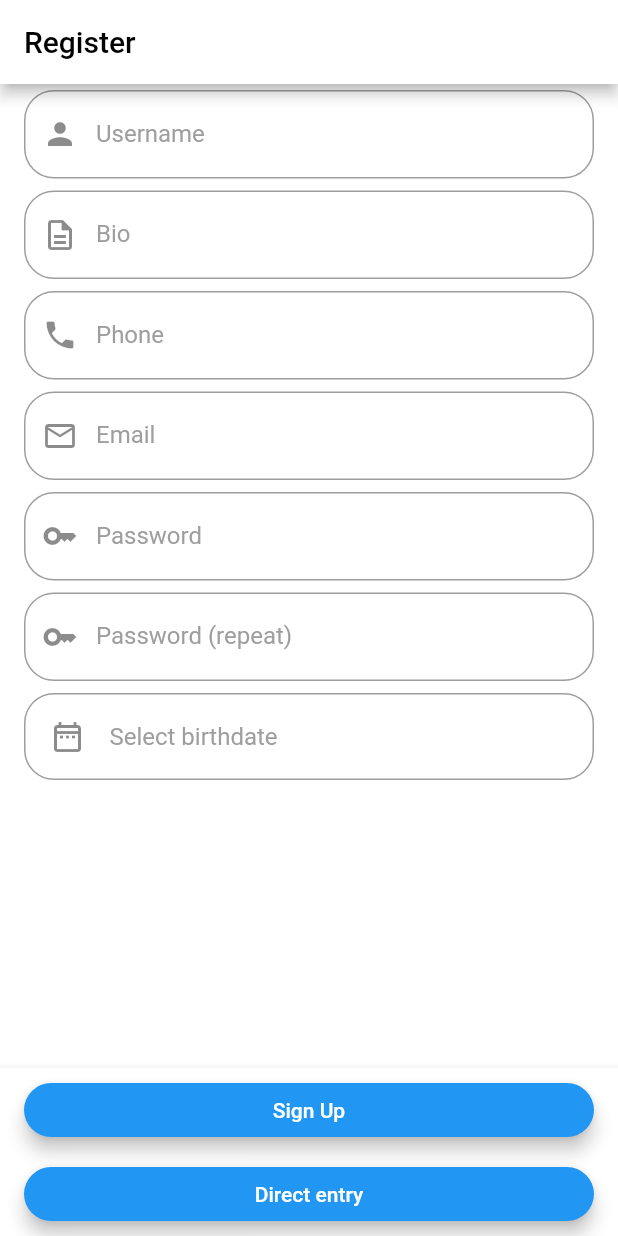
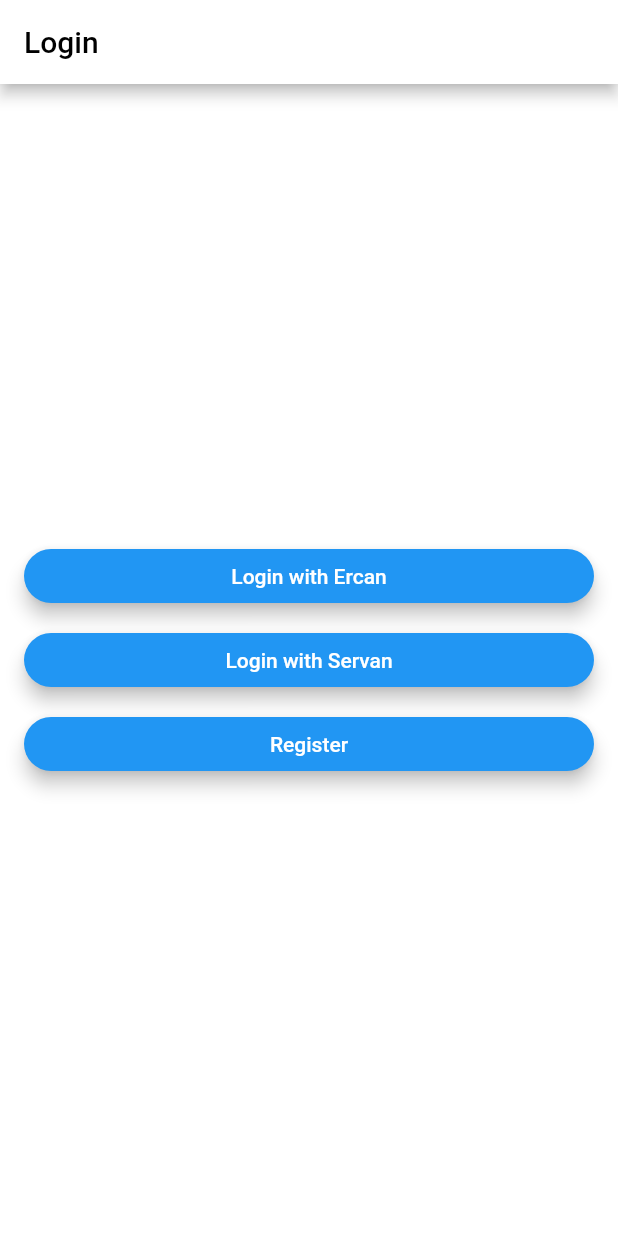
Before and after one commit to ServanYildirim/textCallApp, a Flutter app: the screen it shows after launch, on a phone screen of 412 x 824 dp. Run offline on Flutter 3.47's test engine with Material 2 defaults, Android fonts, the phone set to English and light mode, and no system bars; our stand-ins replace cloud_firestore, firebase_auth, firebase_core, get, lottie; missing offline and left inert: flutter_webrtc; accounts and stored records are empty.

Commit message:
Auth functions were added.

```diff
--- a/lib/controllers/usercontroller.dart
+++ b/lib/controllers/usercontroller.dart
@@ -4,4 +4,22 @@ class UserController {
 
   static UserModel? me;
 
+  static UserModel servan = UserModel(
+    userName: "servan",
+    bio: "Sss",
+    email: "prenez.sy@gmail.com",
+    password: "123456",
+    phone: "5456571471",
+    birthDate: DateTime(2000, 01, 01),
+  );
+
+  static UserModel ercan = UserModel(
+    userName: "ercan",
+    bio: "Eee",
+    email: "erci2000@gmail.com",
+    password: "123456",
+    phone: "5315201277",
+    birthDate: DateTime(2000, 01, 01),
+  );
+
 }
--- a/lib/models/usermodel.dart
+++ b/lib/models/usermodel.dart
@@ -1,7 +1,7 @@
 
 class UserModel {
 
-  //String? id;
+  String? id;
   String? userName;
   String? bio;
   String? email;
@@ -10,7 +10,7 @@ class UserModel {
   DateTime? birthDate;
 
   UserModel({
-    //this.id,
+    this.id,
     this.userName,
     this.bio,
     this.email,
@@ -21,7 +21,7 @@ class UserModel {
 
   factory UserModel.fromJson(Map<String, dynamic> json) {
     return UserModel(
-      //id: json['id'],
+      id: json['id'],
       userName: json['userName'],
       bio: json['bio'],
       email: json['email'],
@@ -37,7 +37,7 @@ class UserModel {
     data['userName'] = userName;
     data['bio'] = bio;
     data['email'] = email;
-    data['password'] = password;
+    //data['password'] = password;
     data['phone'] = phone;
     data['birthDate'] = birthDate;
     return data;
--- a/lib/views/loginpage.dart
+++ b/lib/views/loginpage.dart
@@ -1,192 +1,42 @@
 import 'package:flutter/material.dart';
 import 'package:get/get.dart';
-import 'package:web_rtc_template/components/customdatepickertile.dart';
-import 'package:web_rtc_template/components/customtextfieldtile.dart';
-import 'package:web_rtc_template/models/usermodel.dart';
-import 'package:web_rtc_template/services/userservice.dart';
-import 'package:web_rtc_template/views/homepage.dart';
+import 'package:web_rtc_template/controllers/usercontroller.dart';
+import 'package:web_rtc_template/services/authservice.dart';
+import 'package:web_rtc_template/views/registerpage.dart';
 
 class LoginPage extends StatelessWidget {
   LoginPage({Key? key}) : super(key: key);
 
-  final UserService userService = UserService();
-
-  final GlobalKey<FormState> formKey = GlobalKey<FormState>();
-
-  final TextEditingController userNameTextCtrl = TextEditingController();
-  final TextEditingController bioTextCtrl = TextEditingController();
-  final TextEditingController phoneTextCtrl = TextEditingController();
-  final TextEditingController emailTextCtrl = TextEditingController();
-  final TextEditingController password1TextCtrl = TextEditingController();
-  final TextEditingController password2TextCtrl = TextEditingController();
-
-  final ValueNotifier<DateTime?> selectedDate = ValueNotifier(null);
+  final AuthService authService = AuthService();
 
   @override
   Widget build(BuildContext context) {
     return Scaffold(
       appBar: AppBar(
-        title: const Text("Register"),
+        title: const Text("Login"),
       ),
-      body: Form(
-        key: formKey,
-        child: ListView(
-          shrinkWrap: true,
-          children: [
-            CustomTextFieldTile(
-              textCtrl: userNameTextCtrl,
-              icon: Icons.person,
-              label: "Username",
-              textCapitalization: TextCapitalization.none,
-              textInputType: TextInputType.name,
-              validatorFunc: (input) {
-                if (input!.trim().isEmpty) {
-                  return "This field cannot be blank";
-                }
-                else {
-                  return null;
-                }
-              },
+      body: Column(
+        mainAxisAlignment: MainAxisAlignment.center,
+        children: [
+          ListTile(
+            title: ElevatedButton(
+              child: const Text("Login with Ercan"),
+              onPressed: () => authService.signIn(emailToAuth: UserController.ercan.email.toString(), passwordToAuth: UserController.ercan.password.toString()),
             ),
-            CustomTextFieldTile(
-              textCtrl: bioTextCtrl,
-              icon: Icons.description_outlined,
-              label: "Bio",
-              textCapitalization: TextCapitalization.sentences,
-              textInputType: TextInputType.text,
-              validatorFunc: (input) {
-                if (input!.trim().isEmpty) {
-                  return "This field cannot be blank";
-                }
-                else {
-                  return null;
-                }
-              },
+          ),
+          ListTile(
+            title: ElevatedButton(
+              child: const Text("Login with Servan"),
+              onPressed: () => authService.signIn(emailToAuth: UserController.servan.email.toString(), passwordToAuth: UserController.servan.password.toString()),
             ),
-            CustomTextFieldTile(
-              textCtrl: phoneTextCtrl,
-              icon: Icons.phone,
-              label: "Phone",
-              textCapitalization: TextCapitalization.none,
-              textInputType: TextInputType.phone,
-              validatorFunc: (input) {
-                if (input!.trim().isEmpty) {
-                  return "This field cannot be blank";
-                }
-                else {
-                  return null;
-                }
-              },
-              isPhone: true,
+          ),
+          ListTile(
+            title: ElevatedButton(
+              child: const Text("Register"),
+              onPressed: () => Get.to(RegisterPage()),
             ),
-            CustomTextFieldTile(
-              textCtrl: emailTextCtrl,
-              icon: Icons.email_outlined,
-              label: "Email",
-              textCapitalization: TextCapitalization.none,
-              textInputType: TextInputType.emailAddress,
-              validatorFunc: (input) {
-                if (input!.trim().isEmpty) {
-                  return "This field cannot be blank";
-                }
-                else if (!input.contains(".") || !input.contains("@")) {
-                  return "Please enter a valid email";
-                }
-                else {
-                  return null;
-                }
-              },
-            ),
-            CustomTextFieldTile(
-              textCtrl: password1TextCtrl,
-              icon: Icons.key,
-              label: "Password",
-              textCapitalization: TextCapitalization.none,
-              textInputType: TextInputType.visiblePassword,
-              validatorFunc: (input) {
-                if (input!.trim().isEmpty) {
-                  return "This field cannot be blank";
-                }
-                /*
-                else if (input.length < 8) {
-                  return "please enter at least 8 characters";
-                }
-
-                 */
-                else {
-                  return null;
-                }
-              },
-              isPassword: true,
-            ),
-            CustomTextFieldTile(
-              textCtrl: password2TextCtrl,
-              icon: Icons.key,
-              label: "Password (repeat)",
-              textCapitalization: TextCapitalization.none,
-              textInputType: TextInputType.visiblePassword,
-              validatorFunc: (input) {
-                if (input!.trim().isEmpty) {
-                  return "This field cannot be blank";
-                }
-                else if (input != password1TextCtrl.text) {
-                  return "Passwords do not match";
-                }
-                else {
-                  return null;
-                }
-              },
-              isPassword: true,
-            ),
-            CustomDatePickerCard(selectedDate: selectedDate),
-          ],
-        ),
-      ),
-      bottomNavigationBar: BottomAppBar(
-        child: Column(
-          mainAxisSize: MainAxisSize.min,
-          children: [
-            ListTile(
-              title: ElevatedButton(
-                child: const Text("Sign Up"),
-                onPressed: () {
-                  if (formKey.currentState!.validate()) {
-                    if (selectedDate.value == null) {
-                      Get.defaultDialog(
-                        title: "",
-                        middleText: "Please select your birthdate",
-                        actions: [
-                          TextButton(
-                            child: const Text("OK"),
-                            onPressed: () => Get.back(),
-                          ),
-                        ],
-                      );
-                    }
-                    else {
-                      userService.loginUser(
-                        userModel: UserModel(
-                          userName: userNameTextCtrl.text,
-                          bio: bioTextCtrl.text,
-                          email: emailTextCtrl.text,
-                          password: password1TextCtrl.text,
-                          phone: phoneTextCtrl.text,
-                          birthDate: selectedDate.value,
-                        ),
-                      );
-                    }
-                  }
-                },
-              ),
-            ),
-            ListTile(
-              title: ElevatedButton(
-                child: const Text("Direct entry"),
-                onPressed: () => Get.to(const HomePage()),
-              ),
-            ),
-          ],
-        ),
+          ),
+        ],
       ),
     );
   }
--- a/pubspec.yaml
+++ b/pubspec.yaml
@@ -43,6 +43,7 @@ dependencies:
   intl: ^0.17.0
   get: ^4.6.5
   lottie: ^1.3.0
+  firebase_auth: ^3.3.20
 
 
 dev_dependencies:
```
Also changed, not shown: lib/services/authservice.dart (added, +57 -0 lines), lib/services/userservice.dart (+2 -5 lines), lib/views/registerpage.dart (added, +185 -0 lines), pubspec.lock, 4 other files.
